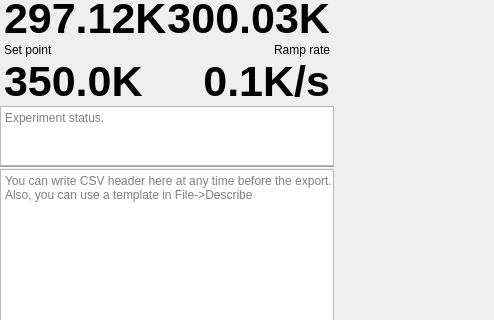
Nircek/msms, file msms/ui/main_window.ui: the form before one commit; both pictures show x 0 to 494 and y 92 to 412 of the 1200 by 800 pixel window.
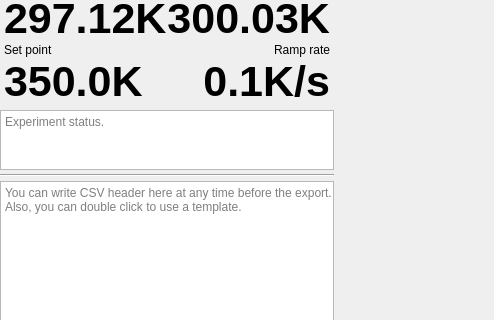
The form after the commit. Custom widgets are drawn as their Qt base class.

```diff
--- a/msms/ui/main_window.ui
+++ b/msms/ui/main_window.ui
@@ -38,7 +38,7 @@
       <item>
        <layout class="QVBoxLayout" name="leftPane" stretch="0,0,0,0">
         <property name="spacing">
-         <number>0</number>
+         <number>4</number>
         </property>
         <item>
          <widget class="QWidget" name="experimentStatusLayoutWidget" native="true">
@@ -256,7 +256,7 @@
         <item>
          <widget class="QPlainTextEdit" name="commentPlainTextEdit">
           <property name="placeholderText">
-           <string>You can write CSV header here at any time before the export. Also, you can use a template in File-&gt;Describe</string>
+           <string>You can write CSV header here at any time before the export. Also, you can double click to use a template.</string>
           </property>
          </widget>
         </item>
@@ -545,6 +545,11 @@
    <header>pyqtgraph</header>
    <container>1</container>
   </customwidget>
+  <customwidget>
+   <class>DoubleClickPlainTextEdit</class>
+   <extends>QPlainTextEdit</extends>
+   <header>msms.ui.controllers.comment_controller</header>
+  </customwidget>
  </customwidgets>
  <resources/>
  <connections/>
```
Left out of the diff: 8 changed lines with no effect on the pictures.
